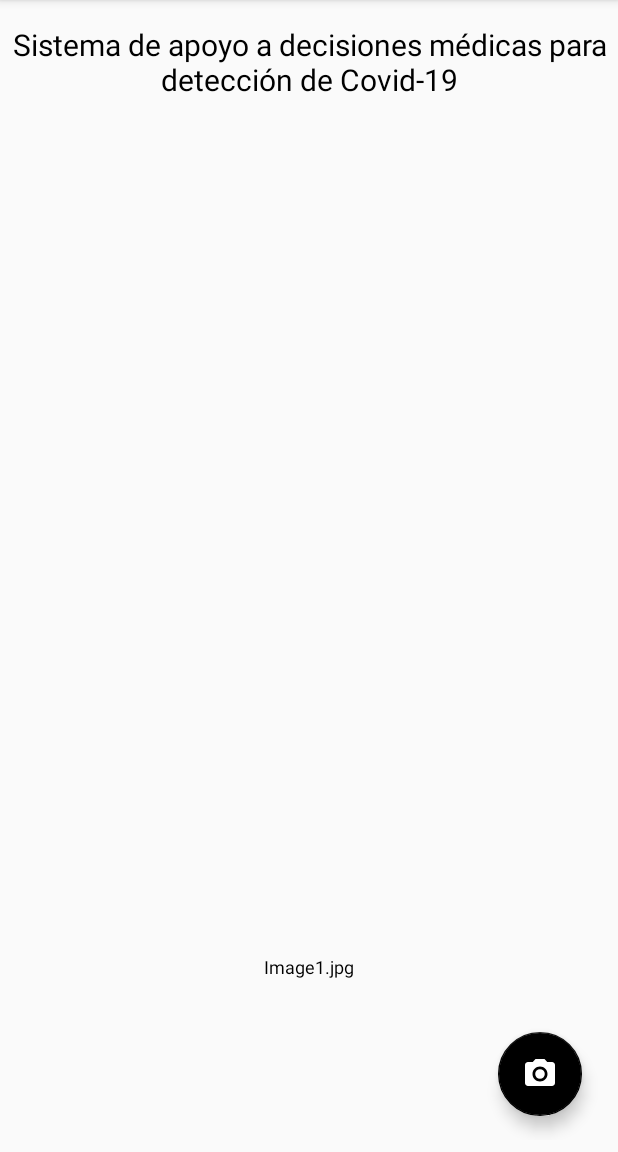
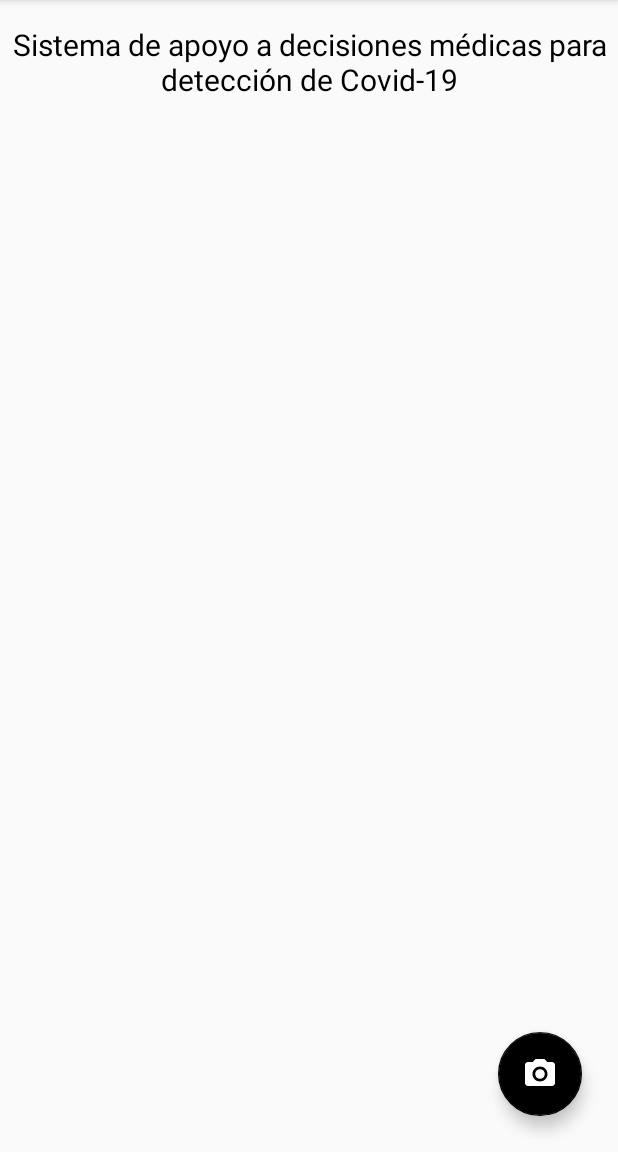
Before and after one commit to VIVAMED/DiagnosisC19, an Android app: the screen it shows after launch (MainActivity), on a phone screen of 412 x 824 dp, the part 84-1236 px from its top. Run offline under Robolectric (Android 15) with nearby library versions, the phone set to English and light mode, and no system bars; libraries missing offline, so code that uses them is left out: com.opensooq.supernova, org.pytorch, org.pytorch.torchvision; 1 statement that could not run was skipped.

Commit message:
removing text

```diff
--- a/app/src/main/res/layout/activity_main.xml
+++ b/app/src/main/res/layout/activity_main.xml
@@ -40,7 +40,6 @@
         android:layout_marginStart="16dp"
         android:layout_marginEnd="16dp"
         android:gravity="center"
-        android:text="Image1.jpg"
         android:textColor="@android:color/black"
         android:textSize="12sp"
         app:layout_constraintBottom_toTopOf="@+id/resultView"
```
